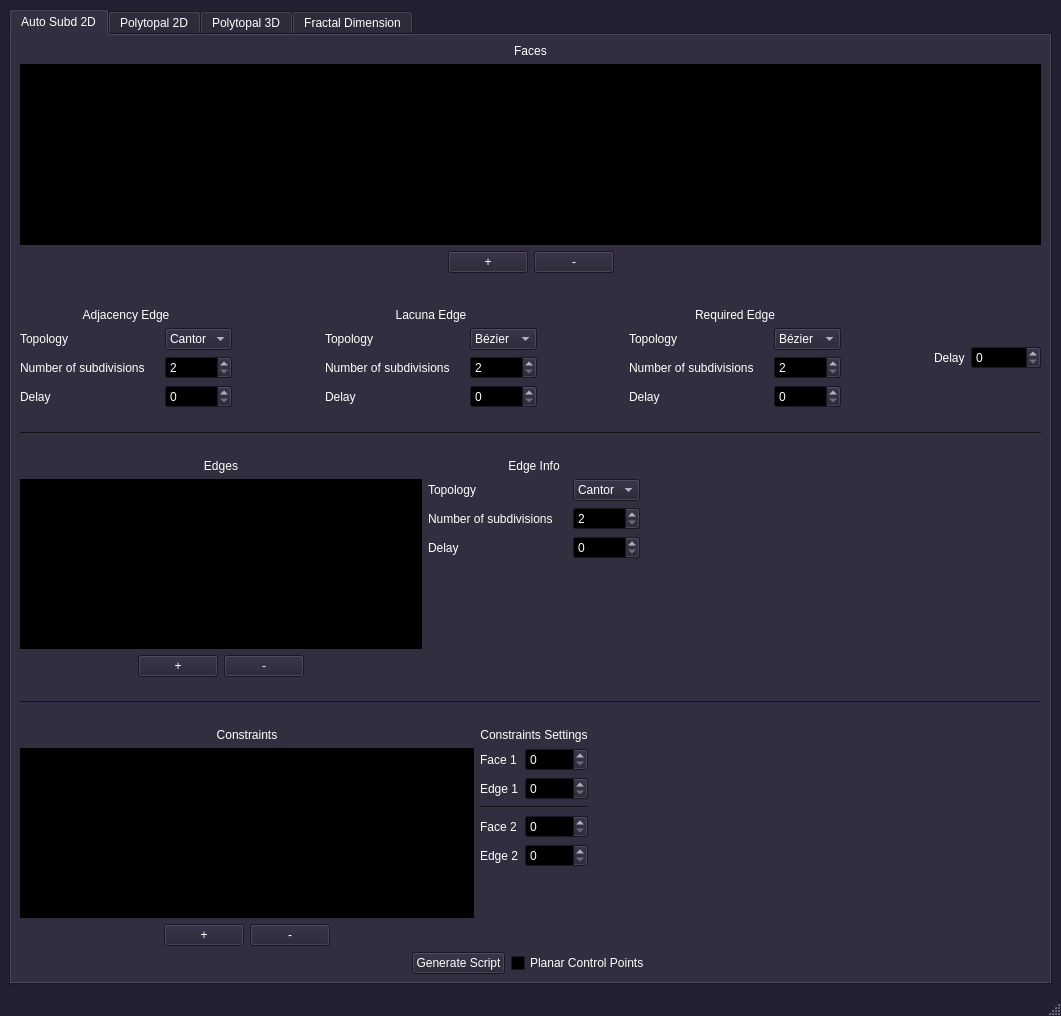
Before: the Qt Designer form src/gui/mainwindow.ui in borisbordeaux/Auto_Frac, drawn with Qt 5.
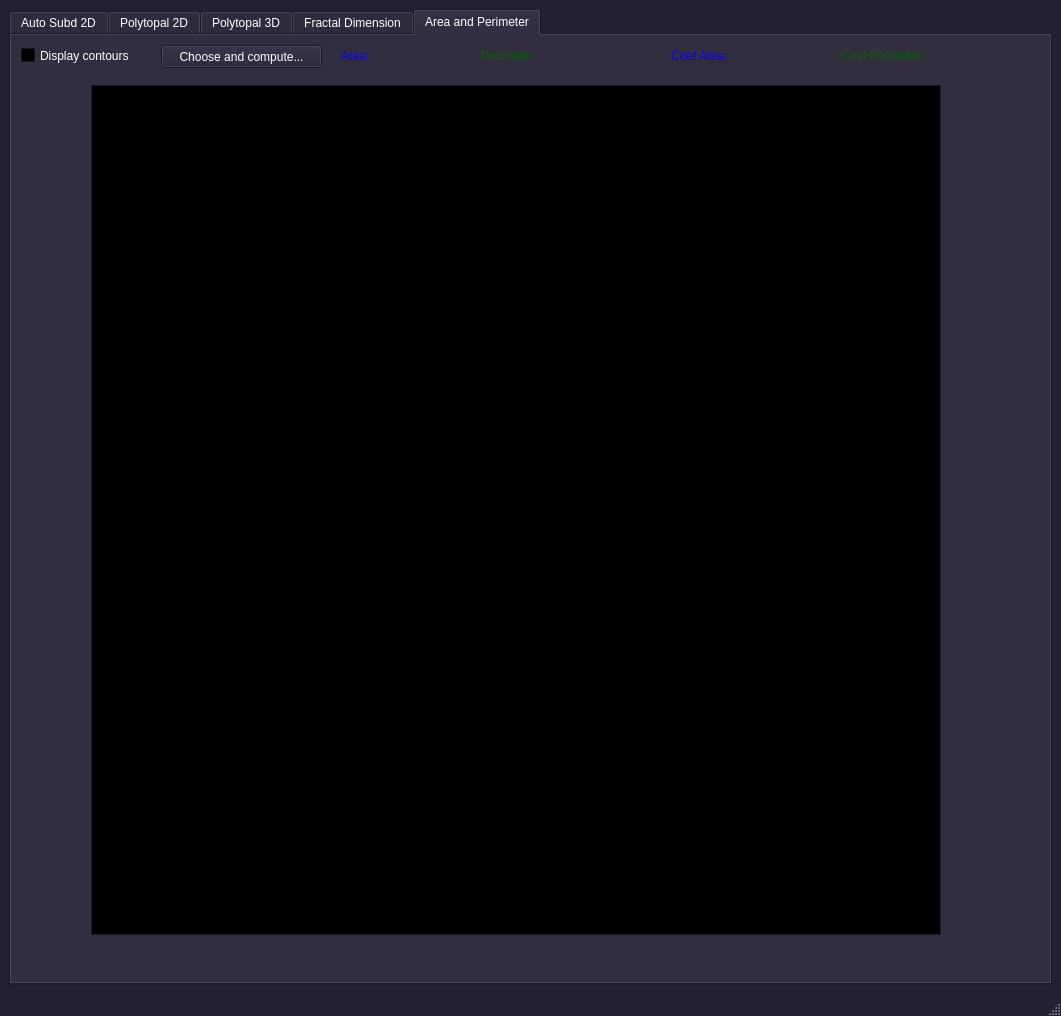
After: the same form once the commit is applied.

Commit message: Added computations of fractal dimension, area and perimeter

Diff of the .ui file:
```diff
--- a/src/gui/mainwindow.ui
+++ b/src/gui/mainwindow.ui
@@ -463,7 +463,7 @@
     <item row="0" column="0">
      <widget class="QTabWidget" name="tabWidget">
       <property name="currentIndex">
-       <number>0</number>
+       <number>4</number>
       </property>
       <widget class="QWidget" name="tab">
        <attribute name="title">
@@ -1533,7 +1533,240 @@
          </rect>
         </property>
         <property name="text">
-         <string>Choose and compute</string>
+         <string>Choose and compute...</string>
+        </property>
+       </widget>
+       <widget class="QGraphicsView" name="graphicsView_fractalDim">
+        <property name="geometry">
+         <rect>
+          <x>80</x>
+          <y>50</y>
+          <width>850</width>
+          <height>850</height>
+         </rect>
+        </property>
+        <property name="renderHints">
+         <set>QPainter::Antialiasing|QPainter::TextAntialiasing</set>
+        </property>
+       </widget>
+       <widget class="QSpinBox" name="spinBox_minUsefulBox">
+        <property name="geometry">
+         <rect>
+          <x>323</x>
+          <y>10</y>
+          <width>51</width>
+          <height>23</height>
+         </rect>
+        </property>
+        <property name="maximum">
+         <number>10</number>
+        </property>
+       </widget>
+       <widget class="QLabel" name="label_15">
+        <property name="geometry">
+         <rect>
+          <x>220</x>
+          <y>10</y>
+          <width>101</width>
+          <height>20</height>
+         </rect>
+        </property>
+        <property name="text">
+         <string>Min useful box:</string>
+        </property>
+       </widget>
+       <widget class="QLabel" name="label_fractalDimension">
+        <property name="geometry">
+         <rect>
+          <x>743</x>
+          <y>10</y>
+          <width>111</width>
+          <height>21</height>
+         </rect>
+        </property>
+        <property name="text">
+         <string/>
+        </property>
+       </widget>
+       <widget class="QLabel" name="label_14">
+        <property name="geometry">
+         <rect>
+          <x>623</x>
+          <y>10</y>
+          <width>111</width>
+          <height>21</height>
+         </rect>
+        </property>
+        <property name="text">
+         <string>Fractal Dimension:</string>
+        </property>
+       </widget>
+      </widget>
+      <widget class="QWidget" name="tab_5">
+       <attribute name="title">
+        <string>Area and Perimeter</string>
+       </attribute>
+       <widget class="QLabel" name="label_perimeter">
+        <property name="geometry">
+         <rect>
+          <x>550</x>
+          <y>10</y>
+          <width>91</width>
+          <height>21</height>
+         </rect>
+        </property>
+        <property name="text">
+         <string/>
+        </property>
+       </widget>
+       <widget class="QLabel" name="label_17">
+        <property name="geometry">
+         <rect>
+          <x>470</x>
+          <y>10</y>
+          <width>71</width>
+          <height>21</height>
+         </rect>
+        </property>
+        <property name="styleSheet">
+         <string notr="true">QLabel {
+	color: darkgreen;
+}</string>
+        </property>
+        <property name="text">
+         <string>Perimeter: </string>
+        </property>
+       </widget>
+       <widget class="QLabel" name="label_16">
+        <property name="geometry">
+         <rect>
+          <x>330</x>
+          <y>10</y>
+          <width>41</width>
+          <height>21</height>
+         </rect>
+        </property>
+        <property name="styleSheet">
+         <string notr="true">QLabel {
+	color: blue;
+}</string>
+        </property>
+        <property name="text">
+         <string>Area: </string>
+        </property>
+       </widget>
+       <widget class="QLabel" name="label_area">
+        <property name="geometry">
+         <rect>
+          <x>370</x>
+          <y>10</y>
+          <width>91</width>
+          <height>21</height>
+         </rect>
+        </property>
+        <property name="text">
+         <string/>
+        </property>
+       </widget>
+       <widget class="QPushButton" name="pushButton_computeAreaPerimeter">
+        <property name="geometry">
+         <rect>
+          <x>150</x>
+          <y>10</y>
+          <width>161</width>
+          <height>23</height>
+         </rect>
+        </property>
+        <property name="text">
+         <string>Choose and compute...</string>
+        </property>
+       </widget>
+       <widget class="QGraphicsView" name="graphicsView_stats">
+        <property name="geometry">
+         <rect>
+          <x>80</x>
+          <y>50</y>
+          <width>850</width>
+          <height>850</height>
+         </rect>
+        </property>
+        <property name="renderHints">
+         <set>QPainter::Antialiasing|QPainter::TextAntialiasing</set>
+        </property>
+       </widget>
+       <widget class="QCheckBox" name="checkBox_displayContours">
+        <property name="geometry">
+         <rect>
+          <x>10</x>
+          <y>10</y>
+          <width>131</width>
+          <height>21</height>
+         </rect>
+        </property>
+        <property name="text">
+         <string>Display contours</string>
+        </property>
+       </widget>
+       <widget class="QLabel" name="label_18">
+        <property name="geometry">
+         <rect>
+          <x>660</x>
+          <y>10</y>
+          <width>71</width>
+          <height>21</height>
+         </rect>
+        </property>
+        <property name="styleSheet">
+         <string notr="true">QLabel {
+	color: blue;
+}</string>
+        </property>
+        <property name="text">
+         <string>Coef Area: </string>
+        </property>
+       </widget>
+       <widget class="QLabel" name="label_19">
+        <property name="geometry">
+         <rect>
+          <x>830</x>
+          <y>10</y>
+          <width>101</width>
+          <height>21</height>
+         </rect>
+        </property>
+        <property name="styleSheet">
+         <string notr="true">QLabel {
+	color: darkgreen;
+}</string>
+        </property>
+        <property name="text">
+         <string>Coef Perimeter: </string>
+        </property>
+       </widget>
+       <widget class="QLabel" name="label_coefArea">
+        <property name="geometry">
+         <rect>
+          <x>730</x>
+          <y>10</y>
+          <width>91</width>
+          <height>21</height>
+         </rect>
+        </property>
+        <property name="text">
+         <string/>
+        </property>
+       </widget>
+       <widget class="QLabel" name="label_coefPerimeter">
+        <property name="geometry">
+         <rect>
+          <x>930</x>
+          <y>10</y>
+          <width>91</width>
+          <height>21</height>
+         </rect>
+        </property>
+        <property name="text">
+         <string/>
         </property>
        </widget>
       </widget>
```
Left out of the diff: 41 changed lines with no effect on the pictures. The commit also changes 128 other files.
